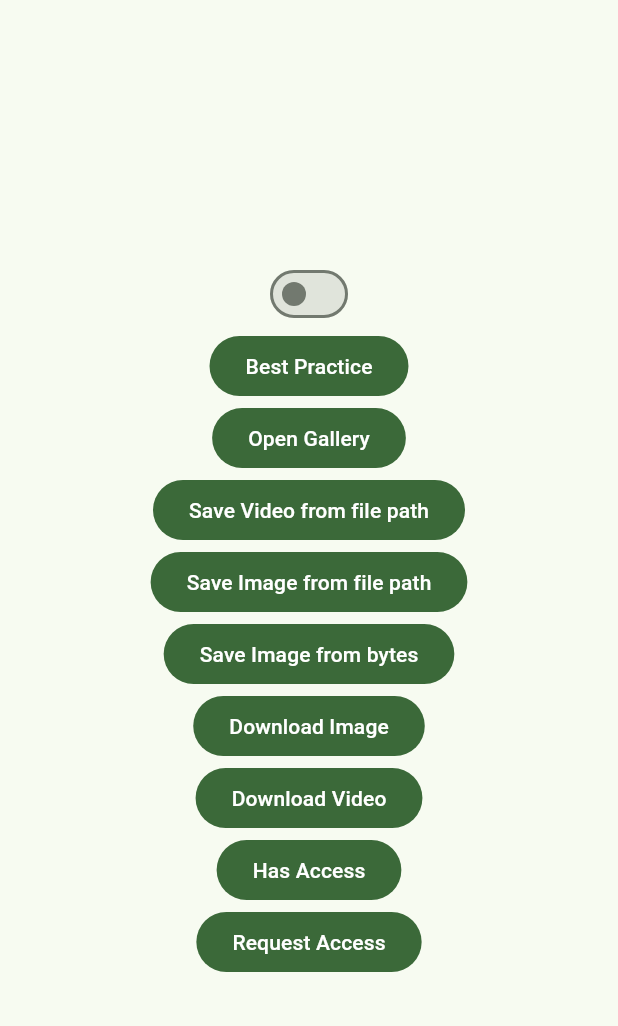
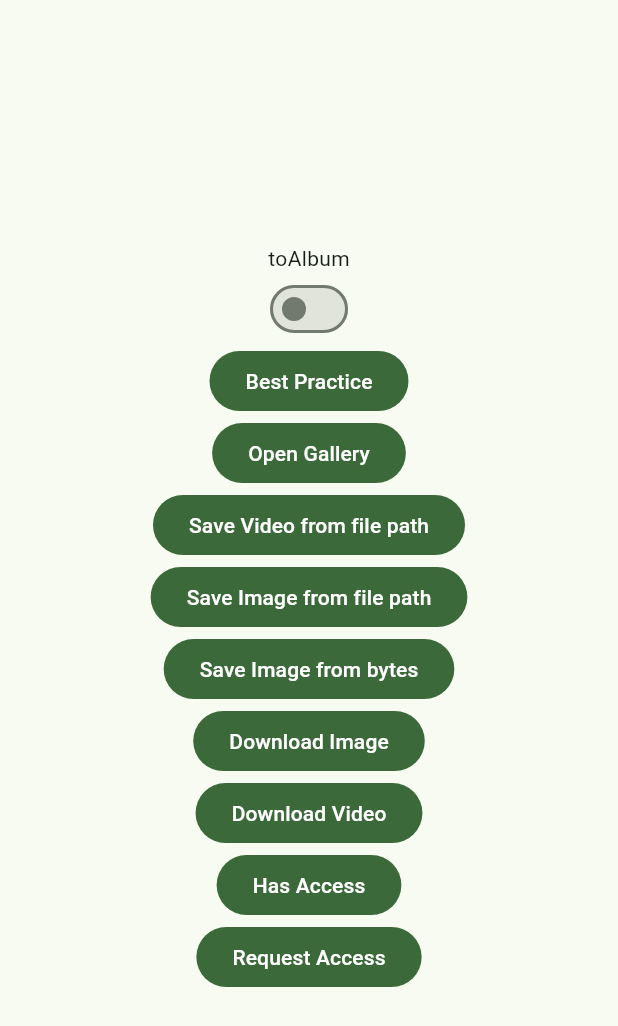
Before and after one commit to natsuk4ze/gal, a Flutter app: the screen it shows after launch, after a tap on "Request Access", on a phone screen of 412 x 824 dp. Shown: the top 1026 px of the screen. Run offline on Flutter 3.47's test engine with Material 2 defaults, Android fonts, the phone set to English and light mode, and no system bars; our stand-ins replace dio, plugin_platform_interface.

Commit message:
Add toAlbum option to permission-handlings in example

```diff
--- a/example/lib/main.dart
+++ b/example/lib/main.dart
@@ -31,6 +31,7 @@ class _AppState extends State<App> {
             child: SingleChildScrollView(
               child: Column(
                 children: [
+                  const Text('toAlbum'),
                   Switch(
                       value: toAlbum,
                       onChanged: (_) => setState(() => toAlbum = !toAlbum)),
@@ -128,14 +129,15 @@ class _AppState extends State<App> {
                   ),
                   FilledButton(
                     onPressed: () async {
-                      final hasAccess = await Gal.hasAccess();
+                      final hasAccess = await Gal.hasAccess(toAlbum: toAlbum);
                       log('Has Access:${hasAccess.toString()}');
                     },
                     child: const Text('Has Access'),
                   ),
                   FilledButton(
                     onPressed: () async {
-                      final requestGranted = await Gal.requestAccess();
+                      final requestGranted =
+                          await Gal.requestAccess(toAlbum: toAlbum);
                       log('Request Granted:${requestGranted.toString()}');
                     },
                     child: const Text('Request Access'),
```
